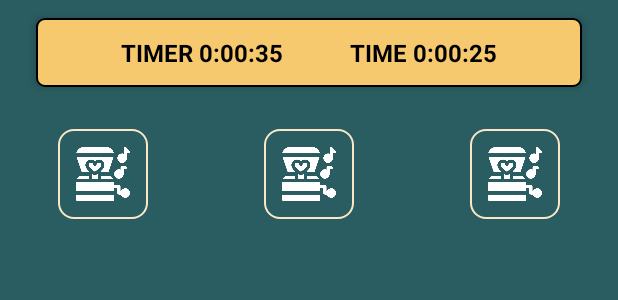
After one commit to kyungsik-kim92/WhitenoiseApp, an Android app: the layout fragment_play.xml on its own in the app's theme, with its tools: preview values and no code run, on a phone screen of 412 x 824 dp. The commit adds this screen. Shown: the top 300 px of the screen. Run offline under Robolectric (Android 15) with nearby library versions, the light colour scheme and no system bars.

Commit message:
BottomNav

```diff
--- a/app/build.gradle.kts
+++ b/app/build.gradle.kts
@@ -5,12 +5,12 @@ plugins {
 
 android {
     namespace = "com.example.whitenoiseapp"
-    compileSdk = 34
+    compileSdk = 35
 
     defaultConfig {
         applicationId = "com.example.whitenoiseapp"
         minSdk = 24
-        targetSdk = 34
+        targetSdk = 35
         versionCode = 1
         versionName = "1.0"
 
@@ -58,5 +58,5 @@ dependencies {
     annotationProcessor(libs.glide.compiler)
 
     // admob
-    implementation(libs.play.services.ads)
+//    implementation(libs.play.services.ads)
 }
--- /dev/null
+++ b/app/src/main/java/com/example/whitenoiseapp/TimerFragment.kt
@@ -0,0 +1,6 @@
+package com.example.whitenoiseapp
+
+import androidx.fragment.app.Fragment
+
+class TimerFragment : Fragment(R.layout.fragment_timer) {
+}
--- /dev/null
+++ b/app/src/main/res/drawable/box_10r_1s_yellow100.xml
@@ -0,0 +1,11 @@
+<?xml version="1.0" encoding="utf-8"?>
+<shape xmlns:android="http://schemas.android.com/apk/res/android"
+    android:shape="rectangle">
+
+    <corners
+        android:radius="10dp"/>
+    <stroke
+        android:width="1dp"
+        android:color="@color/yellow_100"/>
+
+</shape>
--- /dev/null
+++ b/app/src/main/res/drawable/box_5r_1s_black.xml
@@ -0,0 +1,13 @@
+<?xml version="1.0" encoding="utf-8"?>
+<shape xmlns:android="http://schemas.android.com/apk/res/android"
+    android:shape="rectangle">
+
+    <corners
+        android:radius="5dp"/>
+    <stroke
+        android:width="1dp"
+        android:color="@color/black"/>
+    <solid
+        android:color="@color/yellow_150"/>
+
+</shape>
--- a/app/src/main/res/layout/activity_main.xml
+++ b/app/src/main/res/layout/activity_main.xml
@@ -16,7 +16,7 @@
         app:layout_constraintBottom_toTopOf="@id/nav_view"
         app:layout_constraintLeft_toLeftOf="parent"
         app:layout_constraintRight_toRightOf="parent"
-        app:layout_constraintTop_toBottomOf="parent"
+        app:layout_constraintTop_toTopOf="parent"
         app:navGraph="@navigation/nav_main" />
 
     <com.google.android.material.bottomnavigation.BottomNavigationView
--- /dev/null
+++ b/app/src/main/res/layout/fragment_play.xml
@@ -0,0 +1,63 @@
+<?xml version="1.0" encoding="utf-8"?>
+<androidx.constraintlayout.widget.ConstraintLayout xmlns:android="http://schemas.android.com/apk/res/android"
+    xmlns:tools="http://schemas.android.com/tools"
+    android:layout_width="match_parent"
+    android:layout_height="match_parent"
+    xmlns:app="http://schemas.android.com/apk/res-auto"
+    android:background="@color/green_200"
+    tools:context=".PlayFragment">
+
+    <androidx.recyclerview.widget.RecyclerView
+        android:id="@+id/rv_playList"
+        app:layoutManager="androidx.recyclerview.widget.GridLayoutManager"
+        app:layout_constraintBottom_toBottomOf="parent"
+        app:layout_constraintTop_toBottomOf="@id/layout_time"
+        app:spanCount="3"
+        android:layout_width="match_parent"
+        android:layout_height="0dp"
+        android:layout_marginTop="12dp"
+        android:overScrollMode="never"
+        android:scrollbars="vertical"
+        tools:listitem="@layout/item_play" />
+
+    <androidx.constraintlayout.widget.ConstraintLayout
+        android:id="@+id/layout_time"
+        app:layout_constraintTop_toTopOf="parent"
+        android:layout_width="match_parent"
+        android:layout_height="wrap_content"
+        android:layout_marginHorizontal="24dp"
+        android:layout_marginVertical="12dp"
+        android:background="@drawable/box_5r_1s_black"
+        android:elevation="4dp"
+        android:orientation="horizontal"
+        android:padding="12dp"
+        android:visibility="gone"
+        tools:visibility="visible">
+
+        <TextView
+            android:id="@+id/tv_scheduleTime"
+            app:layout_constraintEnd_toStartOf="@id/tv_realTime"
+            app:layout_constraintStart_toStartOf="parent"
+            android:layout_width="wrap_content"
+            android:layout_height="match_parent"
+            android:layout_gravity="center"
+            android:textColor="@color/black"
+            android:textSize="16sp"
+            android:textStyle="bold"
+            tools:text="TIMER 0:00:35" />
+
+        <TextView
+            android:id="@+id/tv_realTime"
+            app:layout_constraintEnd_toEndOf="parent"
+            app:layout_constraintStart_toEndOf="@id/tv_scheduleTime"
+            android:layout_width="wrap_content"
+            android:layout_height="match_parent"
+            android:layout_gravity="center"
+            android:textColor="@color/black"
+            android:textSize="16sp"
+            android:textStyle="bold"
+            tools:text="TIME 0:00:25" />
+
+    </androidx.constraintlayout.widget.ConstraintLayout>
+
+</androidx.constraintlayout.widget.ConstraintLayout>
--- /dev/null
+++ b/app/src/main/res/layout/fragment_timer.xml
@@ -0,0 +1,6 @@
+<?xml version="1.0" encoding="utf-8"?>
+<androidx.constraintlayout.widget.ConstraintLayout xmlns:android="http://schemas.android.com/apk/res/android"
+    android:layout_width="match_parent"
+    android:layout_height="match_parent">
+
+</androidx.constraintlayout.widget.ConstraintLayout>
--- /dev/null
+++ b/app/src/main/res/layout/item_play.xml
@@ -0,0 +1,34 @@
+<?xml version="1.0" encoding="utf-8"?>
+<layout xmlns:android="http://schemas.android.com/apk/res/android"
+    xmlns:app="http://schemas.android.com/apk/res-auto"
+    xmlns:tools="http://schemas.android.com/tools">
+
+    <data>
+        <variable
+            name="playModel"
+            type="com.example.whitenoiseapp.PlayModel" />
+
+    </data>
+
+    <androidx.constraintlayout.widget.ConstraintLayout
+        android:layout_width="match_parent"
+        android:layout_height="wrap_content"
+        android:layout_margin="16dp"
+        android:background="@color/green_200">
+
+
+        <ImageView
+            android:id="@+id/iv_icon"
+            android:layout_width="60dp"
+            android:layout_height="60dp"
+            android:background="@{playModel.isSelected ? @drawable/box_10r_1s_yellow100 : null}"
+            android:padding="12dp"
+            app:layout_constraintEnd_toEndOf="parent"
+            app:layout_constraintStart_toStartOf="parent"
+            app:layout_constraintTop_toTopOf="parent"
+            app:tint="@color/white"
+            tools:background="@drawable/box_10r_1s_yellow100"
+            tools:srcCompat="@drawable/musicbox" />
+
+    </androidx.constraintlayout.widget.ConstraintLayout>
+</layout>
--- a/app/src/main/res/navigation/nav_main.xml
+++ b/app/src/main/res/navigation/nav_main.xml
@@ -1,6 +1,20 @@
 <?xml version="1.0" encoding="utf-8"?>
 <navigation xmlns:android="http://schemas.android.com/apk/res/android"
     xmlns:app="http://schemas.android.com/apk/res-auto"
-    android:id="@+id/nav_main">
+    xmlns:tools="http://schemas.android.com/tools"
+    android:id="@+id/nav_main"
+    app:startDestination="@id/navigation_play">
+
+    <fragment
+        android:id="@+id/navigation_play"
+        android:name="com.example.whitenoiseapp.PlayFragment"
+        android:label="fragment_play"
+        tools:layout="@layout/fragment_play" />
+    <fragment
+        android:id="@+id/navigation_timer"
+        android:name="com.example.whitenoiseapp.TimerFragment"
+        android:label="TimerFragment"
+        tools:layout="@layout/fragment_timer" />
+
 
 </navigation>
```
Also changed, not shown: app/src/main/res/drawable/musicbox.png (added).
